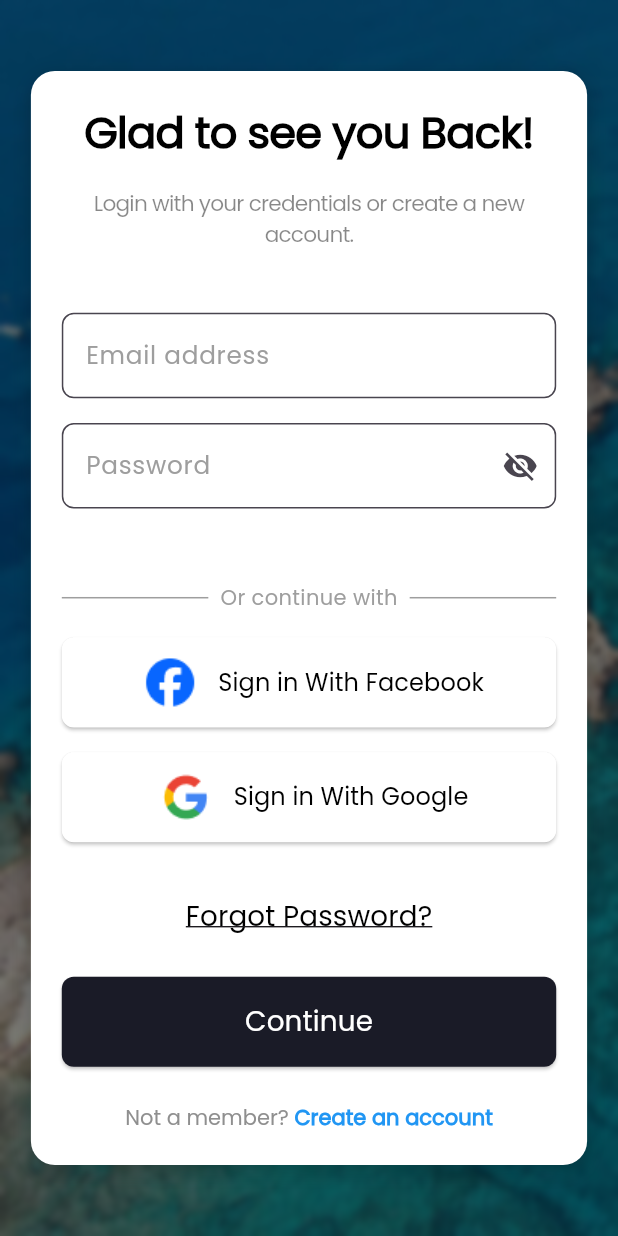
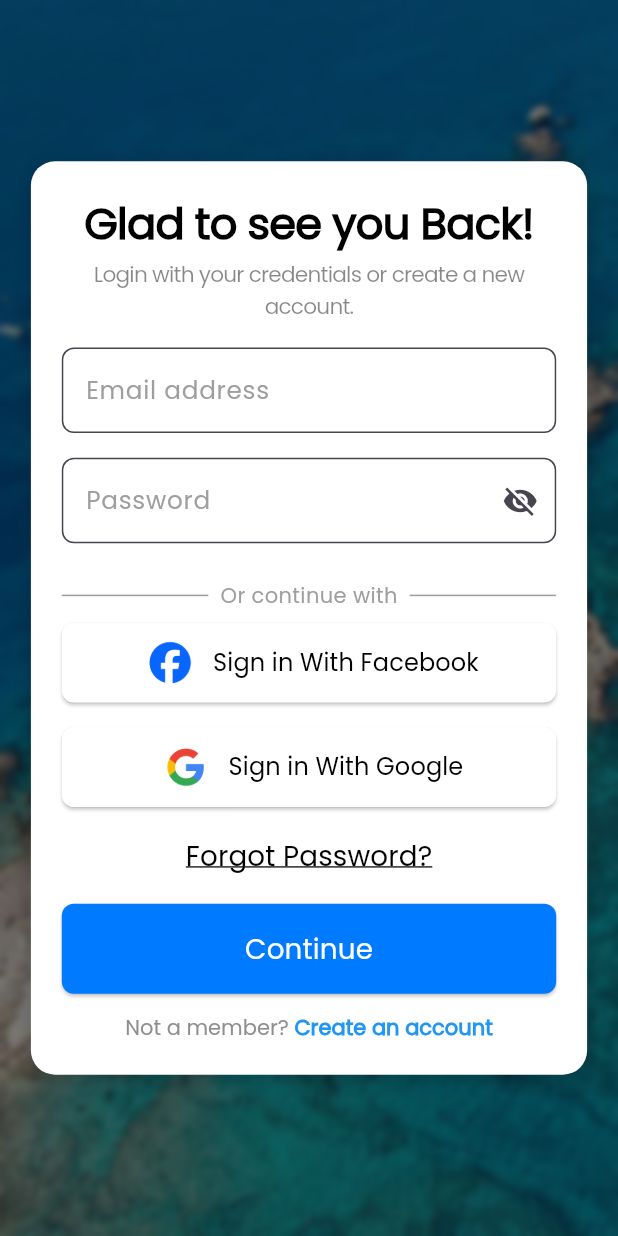
Before and after one commit to LiloZ95/Adventura.lb, a Flutter app: the LoginPage screen opened directly, on a phone screen of 412 x 824 dp. Run offline on Flutter 3.47's test engine with Material 3 defaults, Android fonts, the phone set to English and light mode, and no system bars; our stand-ins replace animated_text_kit, dotted_border, flutter_secure_storage, image_picker, pin_code_fields, shared_preferences; accounts and stored records are empty.

Commit message:
Signup/in tertib

```diff
--- a/lib/login/login.dart
+++ b/lib/login/login.dart
@@ -178,7 +178,7 @@ class _LoginPageState extends State<LoginPage> {
                           color: Colors.black,
                         ),
                       ),
-                      SizedBox(height: screenHeight * 0.02), // Dynamic spacing
+                      SizedBox(height: screenHeight * 0.005), // Dynamic spacing
                       Text(
                         "Login with your credentials or create a new account.",
                         textAlign: TextAlign.center,
@@ -189,7 +189,7 @@ class _LoginPageState extends State<LoginPage> {
                           color: Color(0x77000000),
                         ),
                       ),
-                      SizedBox(height: screenHeight * 0.05), // Dynamic spacing
+                      SizedBox(height: screenHeight * 0.02), // Dynamic spacing
 
                       // Email text field with validation
                       TextField(
@@ -266,13 +266,9 @@ class _LoginPageState extends State<LoginPage> {
                           ),
                         ),
                       ),
-                      SizedBox(height: screenHeight * 0.03), // Dynamic spacing
 
-                      // "Forgotten password?" link, centered
+                      SizedBox(height: screenHeight * 0.03),
 
-                      SizedBox(height: screenHeight * 0.03), // Dynamic spacing
-
-                      // "Or continue with" text and divider
                       Row(
                         children: [
                           Expanded(
@@ -298,14 +294,18 @@ class _LoginPageState extends State<LoginPage> {
                           ),
                         ],
                       ),
-                      SizedBox(height: screenHeight * 0.02), // Dynamic spacing
+                      SizedBox(height: screenHeight * 0.01), // Dynamic spacing
 
                       // Facebook login button
                       ElevatedButton.icon(
                         onPressed: () {
                           // Handle Facebook login
                         },
-                        icon: Image.asset('assets/Icons/Facebook.png'),
+                        icon: Image.asset(
+                          'assets/Icons/Facebook.png',
+                          width: screenWidth * 0.1,
+                          height: screenWidth * 0.1,
+                        ),
                         label: Text(
                           "Sign in With Facebook",
                           style: TextStyle(fontSize: 16, fontFamily: 'Poppins'),
@@ -326,7 +326,11 @@ class _LoginPageState extends State<LoginPage> {
                         onPressed: () {
                           // Handle Google login
                         },
-                        icon: Image.asset('assets/Icons/google.png'),
+                        icon: Image.asset(
+                          'assets/Icons/google.png',
+                          width: screenWidth * 0.1,
+                          height: screenWidth * 0.1,
+                        ),
                         label: Text(
                           "Sign in With Google",
                           style: TextStyle(fontSize: 16, fontFamily: 'Poppins'),
@@ -340,7 +344,7 @@ class _LoginPageState extends State<LoginPage> {
                           ),
                         ),
                       ),
-                      SizedBox(height: screenHeight * 0.03), // Dynamic spacing
+                      SizedBox(height: screenHeight * 0.01), // Dynamic spacing
                       Center(
                         child: TextButton(
                           onPressed: () {
@@ -363,7 +367,7 @@ class _LoginPageState extends State<LoginPage> {
                         ),
                       ),
                       // Continue button
-                      SizedBox(height: 17),
+                      SizedBox(height: screenHeight * 0.01), // Dynamic spacing
                       ElevatedButton(
                         onPressed: _isLoading
                             ? null
@@ -380,7 +384,7 @@ class _LoginPageState extends State<LoginPage> {
                               ),
 
                         style: ElevatedButton.styleFrom(
-                          backgroundColor: AppColors.navy,
+                          backgroundColor: AppColors.blue,
                           padding: EdgeInsets.symmetric(
                             vertical: screenHeight * 0.02, // Dynamic padding
                           ),
@@ -389,7 +393,9 @@ class _LoginPageState extends State<LoginPage> {
                           ),
                         ),
                       ),
-                      SizedBox(height: 24),
+                      SizedBox(
+                        height: screenWidth * 0.03,
+                      ),
 
                       // Not a member? Create an account
                       Center(
--- a/lib/signUp page/Signup.dart
+++ b/lib/signUp page/Signup.dart
@@ -298,7 +298,7 @@ class _SignUpPageState extends State<SignUpPage> {
                             ),
                           ],
                         ),
-                        SizedBox(height: screenHeight * 0.02),
+                        SizedBox(height: screenHeight * 0.01),
                         // Social login buttons
                         Row(
                           mainAxisAlignment: MainAxisAlignment.center,
@@ -345,7 +345,7 @@ class _SignUpPageState extends State<SignUpPage> {
                             ),
                           ],
                         ),
-                        SizedBox(height: screenHeight * 0.02),
+                        SizedBox(height: screenHeight * 0.01),
                         // Create Account Button
                         ElevatedButton(
                           onPressed: _isLoading ? null : _signup,
@@ -368,7 +368,7 @@ class _SignUpPageState extends State<SignUpPage> {
                             ),
                           ),
                         ),
-                        SizedBox(height: screenHeight * 0.02),
+                        SizedBox(height: screenHeight * 0.01),
                         Center(
                           child: RichText(
                             text: TextSpan(
@@ -427,7 +427,7 @@ class _SignUpPageState extends State<SignUpPage> {
         keyboardType: keyboardType,
         obscureText: obscureText,
         style: TextStyle(
-          color: Colors.grey[400],
+          color: const Color.fromARGB(255, 5, 5, 5),
           fontFamily: 'Poppins',
         ),
         decoration: InputDecoration(
@@ -448,7 +448,7 @@ class _SignUpPageState extends State<SignUpPage> {
           focusedBorder: OutlineInputBorder(
             borderRadius: BorderRadius.circular(10),
             borderSide: BorderSide(
-              color: Colors.grey[200]!,
+              // color: Colors.grey[200]!,
               width: 1,
             ),
           ),
```
Also changed, not shown: assets/Icons/Facebook.png, assets/Icons/add.png (added), assets/Icons/apple.png, assets/Icons/google.png, assets/Icons/qr-code.png (added).
